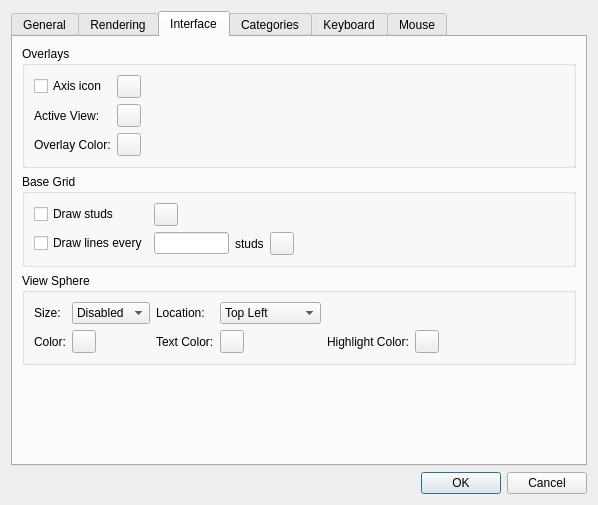
Old version of the form qt/lc_qpreferencesdialog.ui in the repository leozide/leocad.
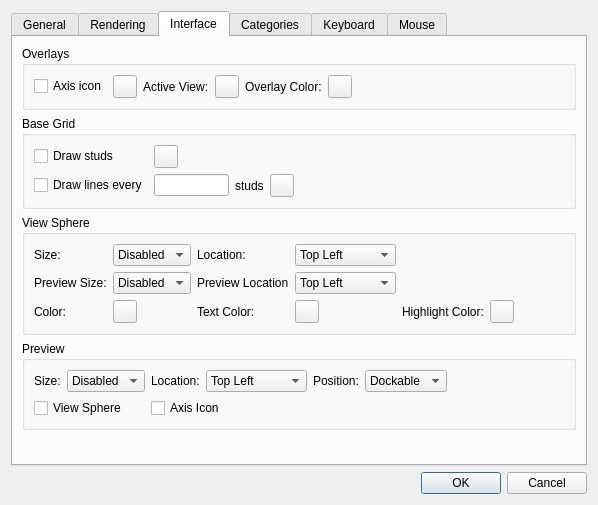
New version of the form. The open tabs and pages were chosen to show the change. Icons and pictures are not drawn.

Commit message:
3D Preview
3D Preview - restore doc format

What changed in the file:
```diff
--- a/qt/lc_qpreferencesdialog.ui
+++ b/qt/lc_qpreferencesdialog.ui
@@ -202,7 +202,7 @@
             <item>
              <widget class="QToolButton" name="partsLibraryBrowse">
               <property name="icon">
-               <iconset>
+               <iconset resource="../leocad.qrc">
                 <normaloff>:/resources/file_open.png</normaloff>:/resources/file_open.png</iconset>
               </property>
              </widget>
@@ -210,7 +210,7 @@
             <item>
              <widget class="QToolButton" name="partsArchiveBrowse">
               <property name="icon">
-               <iconset>
+               <iconset resource="../leocad.qrc">
                 <normaloff>:/resources/archive.png</normaloff>:/resources/archive.png</iconset>
               </property>
              </widget>
@@ -551,19 +551,6 @@
           <string>Overlays</string>
          </property>
          <layout class="QGridLayout" name="gridLayout_3">
-          <item row="0" column="2">
-           <spacer name="horizontalSpacer_7">
-            <property name="orientation">
-             <enum>Qt::Horizontal</enum>
-            </property>
-            <property name="sizeHint" stdset="0">
-             <size>
-              <width>40</width>
-              <height>20</height>
-             </size>
-            </property>
-           </spacer>
-          </item>
           <item row="0" column="0">
            <widget class="QCheckBox" name="AxisIconCheckBox">
             <property name="text">
@@ -571,41 +558,54 @@
             </property>
            </widget>
           </item>
-          <item row="2" column="0">
-           <widget class="QLabel" name="label_2">
-            <property name="text">
-             <string>Overlay Color:</string>
+          <item row="0" column="6">
+           <spacer name="horizontalSpacer_7">
+            <property name="orientation">
+             <enum>Qt::Horizontal</enum>
             </property>
-           </widget>
-          </item>
-          <item row="0" column="1">
-           <widget class="QToolButton" name="AxesColorButton">
-            <property name="text">
-             <string/>
+            <property name="sizeHint" stdset="0">
+             <size>
+              <width>40</width>
+              <height>20</height>
+             </size>
             </property>
-           </widget>
+           </spacer>
           </item>
-          <item row="2" column="1">
+          <item row="0" column="5">
            <widget class="QToolButton" name="OverlayColorButton">
             <property name="text">
              <string/>
             </property>
            </widget>
           </item>
-          <item row="1" column="0">
+          <item row="0" column="3">
+           <widget class="QToolButton" name="ActiveViewColorButton">
+            <property name="text">
+             <string/>
+            </property>
+           </widget>
+          </item>
+          <item row="0" column="2">
            <widget class="QLabel" name="label_6">
             <property name="text">
              <string>Active View:</string>
             </property>
            </widget>
           </item>
-          <item row="1" column="1">
-           <widget class="QToolButton" name="ActiveViewColorButton">
+          <item row="0" column="1">
+           <widget class="QToolButton" name="AxesColorButton">
             <property name="text">
              <string/>
             </property>
            </widget>
           </item>
+          <item row="0" column="4">
+           <widget class="QLabel" name="label_2">
+            <property name="text">
+             <string>Overlay Color:</string>
+            </property>
+           </widget>
+          </item>
          </layout>
         </widget>
        </item>
@@ -719,18 +719,35 @@
             </item>
            </widget>
           </item>
-          <item row="2" column="5">
-           <widget class="QLabel" name="label_20">
+          <item row="2" column="6">
+           <widget class="QToolButton" name="ViewSphereHighlightColorButton">
             <property name="text">
-             <string>Highlight Color:</string>
+             <string/>
             </property>
            </widget>
           </item>
-          <item row="0" column="0">
-           <widget class="QLabel" name="label_21">
-            <property name="text">
-             <string>Size:</string>
-            </property>
+          <item row="0" column="3">
+           <widget class="QComboBox" name="ViewSphereLocationCombo">
+            <item>
+             <property name="text">
+              <string>Top Left</string>
+             </property>
+            </item>
+            <item>
+             <property name="text">
+              <string>Top Right</string>
+             </property>
+            </item>
+            <item>
+             <property name="text">
+              <string>Bottom Left</string>
+             </property>
+            </item>
+            <item>
+             <property name="text">
+              <string>Bottom Right</string>
+             </property>
+            </item>
            </widget>
           </item>
           <item row="2" column="1">
@@ -740,6 +757,13 @@
             </property>
            </widget>
           </item>
+          <item row="1" column="2">
+           <widget class="QLabel" name="label_14">
+            <property name="text">
+             <string>Preview Location</string>
+            </property>
+           </widget>
+          </item>
           <item row="2" column="0">
            <widget class="QLabel" name="label_22">
             <property name="text">
@@ -747,13 +771,6 @@
             </property>
            </widget>
           </item>
-          <item row="2" column="3">
-           <widget class="QToolButton" name="ViewSphereTextColorButton">
-            <property name="text">
-             <string/>
-            </property>
-           </widget>
-          </item>
           <item row="2" column="2">
            <widget class="QLabel" name="label_23">
             <property name="text">
@@ -768,36 +785,195 @@
             </property>
            </widget>
           </item>
-          <item row="0" column="3">
-           <widget class="QComboBox" name="ViewSphereLocationCombo">
+          <item row="1" column="1">
+           <widget class="QComboBox" name="PreviewViewSphereSizeCombo">
             <item>
              <property name="text">
-              <string>Top Left</string>
+              <string>Disabled</string>
              </property>
             </item>
             <item>
              <property name="text">
-              <string>Top Right</string>
+              <string>Small</string>
              </property>
             </item>
             <item>
              <property name="text">
-              <string>Bottom Left</string>
+              <string>Medium</string>
              </property>
             </item>
             <item>
              <property name="text">
-              <string>Bottom Right</string>
+              <string>Large</string>
              </property>
             </item>
            </widget>
           </item>
-          <item row="2" column="6">
-           <widget class="QToolButton" name="ViewSphereHighlightColorButton">
+          <item row="1" column="0">
+           <widget class="QLabel" name="label_8">
+            <property name="text">
+             <string>Preview Size:</string>
+            </property>
+           </widget>
+          </item>
+          <item row="0" column="0">
+           <widget class="QLabel" name="label_21">
+            <property name="text">
+             <string>Size:</string>
+            </property>
+           </widget>
+          </item>
+          <item row="2" column="5">
+           <widget class="QLabel" name="label_20">
+            <property name="text">
+             <string>Highlight Color:</string>
+            </property>
+           </widget>
+          </item>
+          <item row="2" column="3">
+           <widget class="QToolButton" name="ViewSphereTextColorButton">
             <property name="text">
              <string/>
             </property>
            </widget>
+          </item>
+          <item row="1" column="3">
+           <widget class="QComboBox" name="PreviewViewSphereLocationCombo">
+            <item>
+             <property name="text">
+              <string>Top Left</string>
+             </property>
+            </item>
+            <item>
+             <property name="text">
+              <string>Top Right</string>
+             </property>
+            </item>
+            <item>
+             <property name="text">
+              <string>Bottom Left</string>
+             </property>
+            </item>
+            <item>
+             <property name="text">
+              <string>Bottom Right</string>
+             </property>
+            </item>
+           </widget>
+          </item>
+         </layout>
+        </widget>
+       </item>
+       <item>
+        <widget class="QGroupBox" name="PreviewGroup">
+         <property name="title">
+          <string>Preview</string>
+         </property>
+         <layout class="QGridLayout" name="gridLayout_6">
+          <item row="0" column="2">
+           <widget class="QLabel" name="label_16">
+            <property name="text">
+             <string>Location:</string>
+            </property>
+           </widget>
+          </item>
+          <item row="1" column="0" colspan="2">
+           <widget class="QCheckBox" name="PreviewViewSphereCheckBox">
+            <property name="text">
+             <string>View Sphere</string>
+            </property>
+           </widget>
+          </item>
+          <item row="0" column="5">
+           <widget class="QComboBox" name="PreviewPositionCombo">
+            <item>
+             <property name="text">
+              <string>Dockable</string>
+             </property>
+            </item>
+            <item>
+             <property name="text">
+              <string>Floating</string>
+             </property>
+            </item>
+           </widget>
+          </item>
+          <item row="0" column="4">
+           <widget class="QLabel" name="label_26">
+            <property name="text">
+             <string>Position:</string>
+            </property>
+           </widget>
+          </item>
+          <item row="0" column="0">
+           <widget class="QLabel" name="label_15">
+            <property name="text">
+             <string>Size:</string>
+            </property>
+           </widget>
+          </item>
+          <item row="0" column="3">
+           <widget class="QComboBox" name="PreviewLocationCombo">
+            <item>
+             <property name="text">
+              <string>Top Left</string>
+             </property>
+            </item>
+            <item>
+             <property name="text">
+              <string>Top Right</string>
+             </property>
+            </item>
+            <item>
+             <property name="text">
+              <string>Bottom Left</string>
+             </property>
+            </item>
+            <item>
+             <property name="text">
+              <string>Bottom Right</string>
+             </property>
+            </item>
+           </widget>
+          </item>
+          <item row="1" column="2" colspan="2">
+           <widget class="QCheckBox" name="PreviewAxisIconCheckBox">
+            <property name="text">
+             <string>Axis Icon</string>
+            </property>
+           </widget>
+          </item>
+          <item row="0" column="1">
+           <widget class="QComboBox" name="PreviewSizeCombo">
+            <item>
+             <property name="text">
+              <string>Disabled</string>
+             </property>
+            </item>
+            <item>
+             <property name="text">
+              <string>Small</string>
+             </property>
+            </item>
+            <item>
+             <property name="text">
+              <string>Large</string>
+             </property>
+            </item>
+           </widget>
+          </item>
+          <item row="0" column="6">
+           <spacer name="horizontalSpacer_11">
+            <property name="orientation">
+             <enum>Qt::Horizontal</enum>
+            </property>
+            <property name="sizeHint" stdset="0">
+             <size>
+              <width>40</width>
+              <height>20</height>
+             </size>
+            </property>
+           </spacer>
           </item>
          </layout>
         </widget>
```
Left out of the diff: 11 changed lines with no effect on the pictures. The commit also changes 23 other files.
